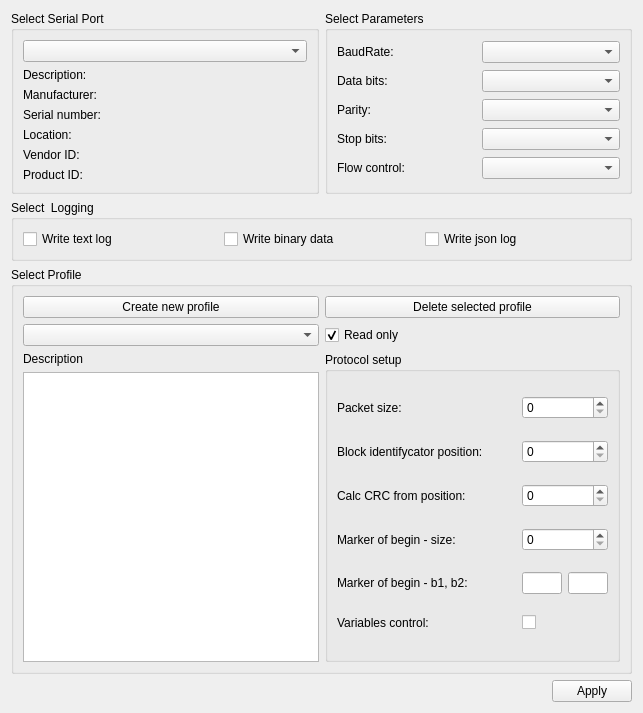
The window that settingsdialog.ui (nghtsnw/etrodiag) describes before a commit, drawn with Qt 5.
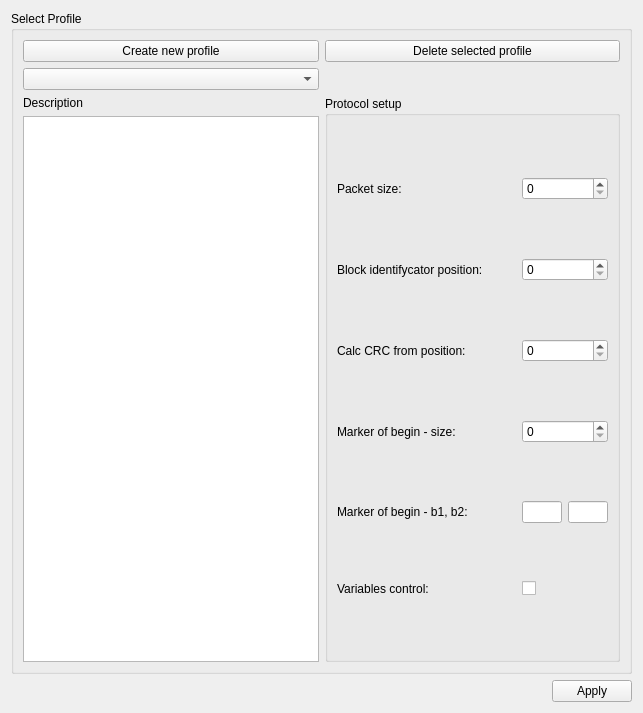
The same window after the commit.

```diff
--- a/settingsdialog.ui
+++ b/settingsdialog.ui
@@ -86,19 +86,6 @@
         </property>
        </widget>
       </item>
-      <item row="1" column="1">
-       <widget class="QCheckBox" name="readOnlyCheckBox">
-        <property name="enabled">
-         <bool>true</bool>
-        </property>
-        <property name="text">
-         <string>Read only</string>
-        </property>
-        <property name="checked">
-         <bool>true</bool>
-        </property>
-       </widget>
-      </item>
       <item row="0" column="1">
        <widget class="QPushButton" name="deleteProfileButton">
         <property name="text">
@@ -234,149 +221,6 @@
      </layout>
     </widget>
    </item>
-   <item row="0" column="0">
-    <widget class="QGroupBox" name="selectBox">
-     <property name="title">
-      <string>Select Serial Port</string>
-     </property>
-     <layout class="QGridLayout" name="gridLayout">
-      <item row="0" column="0">
-       <widget class="QComboBox" name="serialPortInfoListBox"/>
-      </item>
-      <item row="1" column="0">
-       <widget class="QLabel" name="descriptionLabel">
-        <property name="text">
-         <string>Description:</string>
-        </property>
-       </widget>
-      </item>
-      <item row="2" column="0">
-       <widget class="QLabel" name="manufacturerLabel">
-        <property name="text">
-         <string>Manufacturer:</string>
-        </property>
-       </widget>
-      </item>
-      <item row="3" column="0">
-       <widget class="QLabel" name="serialNumberLabel">
-        <property name="text">
-         <string>Serial number:</string>
-        </property>
-       </widget>
-      </item>
-      <item row="4" column="0">
-       <widget class="QLabel" name="locationLabel">
-        <property name="text">
-         <string>Location:</string>
-        </property>
-       </widget>
-      </item>
-      <item row="5" column="0">
-       <widget class="QLabel" name="vidLabel">
-        <property name="text">
-         <string>Vendor ID:</string>
-        </property>
-       </widget>
-      </item>
-      <item row="6" column="0">
-       <widget class="QLabel" name="pidLabel">
-        <property name="text">
-         <string>Product ID:</string>
-        </property>
-       </widget>
-      </item>
-     </layout>
-    </widget>
-   </item>
-   <item row="0" column="1">
-    <widget class="QGroupBox" name="parametersBox">
-     <property name="title">
-      <string>Select Parameters</string>
-     </property>
-     <layout class="QGridLayout" name="gridLayout_2">
-      <item row="0" column="0">
-       <widget class="QLabel" name="baudRateLabel">
-        <property name="text">
-         <string>BaudRate:</string>
-        </property>
-       </widget>
-      </item>
-      <item row="0" column="1">
-       <widget class="QComboBox" name="baudRateBox"/>
-      </item>
-      <item row="1" column="0">
-       <widget class="QLabel" name="dataBitsLabel">
-        <property name="text">
-         <string>Data bits:</string>
-        </property>
-       </widget>
-      </item>
-      <item row="1" column="1">
-       <widget class="QComboBox" name="dataBitsBox"/>
-      </item>
-      <item row="2" column="0">
-       <widget class="QLabel" name="parityLabel">
-        <property name="text">
-         <string>Parity:</string>
-        </property>
-       </widget>
-      </item>
-      <item row="2" column="1">
-       <widget class="QComboBox" name="parityBox"/>
-      </item>
-      <item row="3" column="0">
-       <widget class="QLabel" name="stopBitsLabel">
-        <property name="text">
-         <string>Stop bits:</string>
-        </property>
-       </widget>
-      </item>
-      <item row="3" column="1">
-       <widget class="QComboBox" name="stopBitsBox"/>
-      </item>
-      <item row="4" column="0">
-       <widget class="QLabel" name="flowControlLabel">
-        <property name="text">
-         <string>Flow control:</string>
-        </property>
-       </widget>
-      </item>
-      <item row="4" column="1">
-       <widget class="QComboBox" name="flowControlBox"/>
-      </item>
-     </layout>
-    </widget>
-   </item>
-   <item row="1" column="0" colspan="2">
-    <widget class="QGroupBox" name="logBox">
-     <property name="title">
-      <string>Select  Logging</string>
-     </property>
-     <layout class="QHBoxLayout" name="horizontalLayout_2">
-      <item>
-       <widget class="QCheckBox" name="writeTxtChkBox">
-        <property name="text">
-         <string>Write text log</string>
-        </property>
-       </widget>
-      </item>
-      <item>
-       <widget class="QCheckBox" name="writeBinChkBox">
-        <property name="text">
-         <string>Write binary data</string>
-        </property>
-       </widget>
-      </item>
-      <item>
-       <widget class="QCheckBox" name="writeJsonChkBox">
-        <property name="text">
-         <string>Write json log</string>
-        </property>
-       </widget>
-      </item>
-     </layout>
-    </widget>
-   </item>
   </layout>
  </widget>
  <resources/>
```
